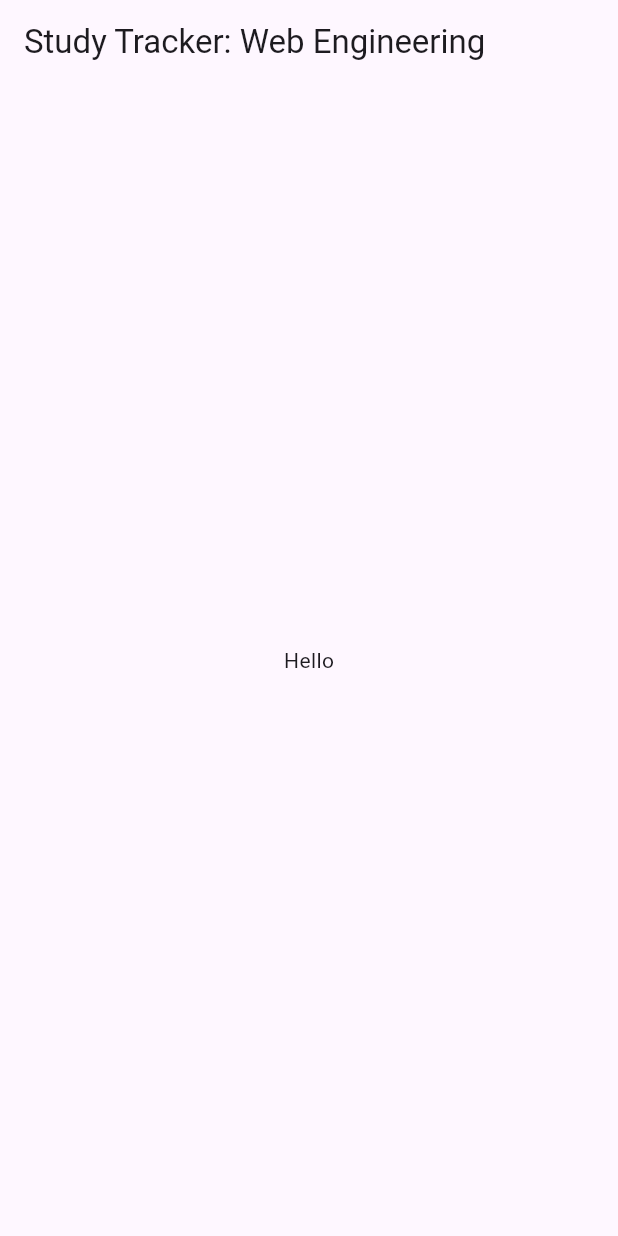
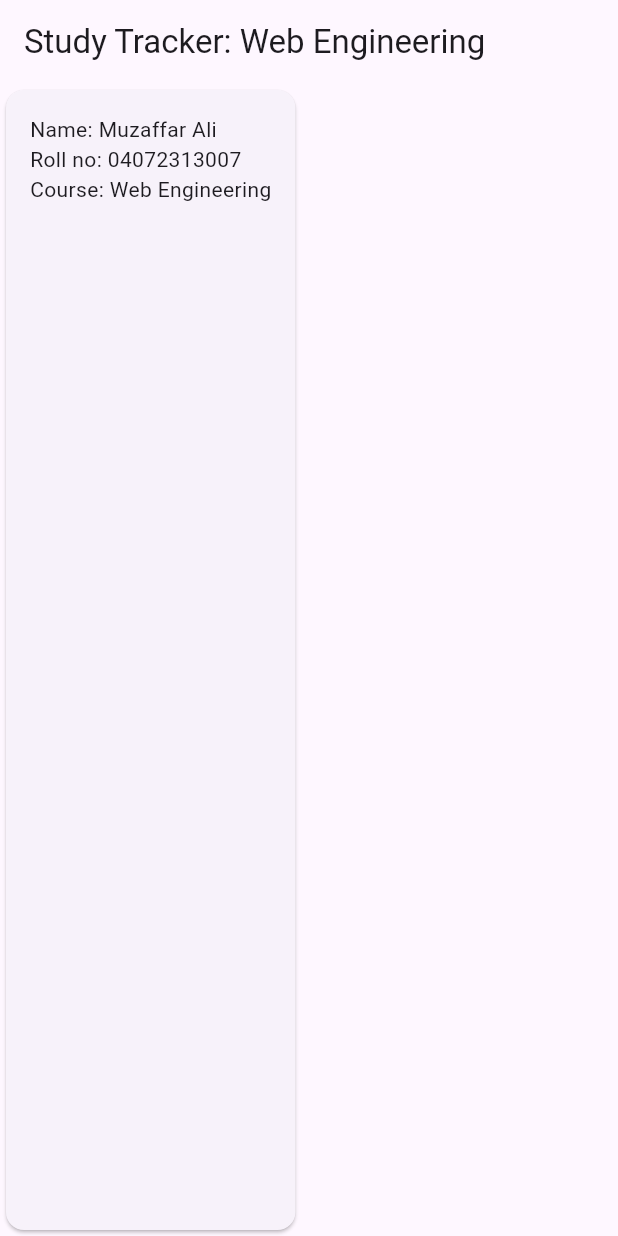
Before and after one commit to muzaffarCs/MAD_Lab, a Flutter app: the screen it shows after launch, on a phone screen of 412 x 824 dp. Run offline on Flutter 3.47's test engine with Material 3 defaults, Android fonts, the phone set to English and light mode, and no system bars.

Commit message:
Flutter lab: step 2

```diff
--- a/flutter_lab/lib/main.dart
+++ b/flutter_lab/lib/main.dart
@@ -12,8 +12,16 @@
 final int u = seed % 10; // units digit
 
 const List<String> courses = [
-  'Mobile Dev', 'Data Structures', 'Operating Systems', 'Databases',
-  'Networks', 'Software Eng', 'AI', 'Web Engineering', 'Graphics', 'Security',
+  'Mobile Dev',
+  'Data Structures',
+  'Operating Systems',
+  'Databases',
+  'Networks',
+  'Software Eng',
+  'AI',
+  'Web Engineering',
+  'Graphics',
+  'Security',
 ];
 
 final String course = courses[u]; // your course name
@@ -36,10 +44,7 @@
   @override
   Widget build(BuildContext context) {
     // Step 1 replaces everything below.
-    return const MaterialApp(
-      title: 'Study Tracker',
-      home: HomePage(),
-    );
+    return const MaterialApp(title: 'Study Tracker', home: HomePage());
   }
 }
 
@@ -49,11 +54,37 @@
   @override
   Widget build(BuildContext context) {
     return Scaffold(
-      appBar: AppBar(
-        title: Text('Study Tracker: $course'),
-      ),
-      body: const Center(
-        child: Text('Hello'),
+      appBar: AppBar(title: Text('Study Tracker: $course')),
+      body: StudentCard(name: studentName, roll: rollNo, course: course),
+    );
+  }
+}
+
+class StudentCard extends StatelessWidget {
+  final String name;
+  final String roll;
+  final String course;
+
+  const StudentCard({
+    super.key,
+    required this.name,
+    required this.roll,
+    required this.course,
+  });
+
+  @override
+  Widget build(BuildContext context) {
+    return Card(
+      child: Padding(
+        padding: const EdgeInsets.all(16),
+        child: Column(
+          crossAxisAlignment: CrossAxisAlignment.start,
+          children: [
+            Text('Name: $name', key: const Key('student-name')),
+            Text('Roll no: $roll', key: const Key('student-roll')),
+            Text('Course: $course', key: const Key('student-course')),
+          ],
+        ),
       ),
     );
   }
```
